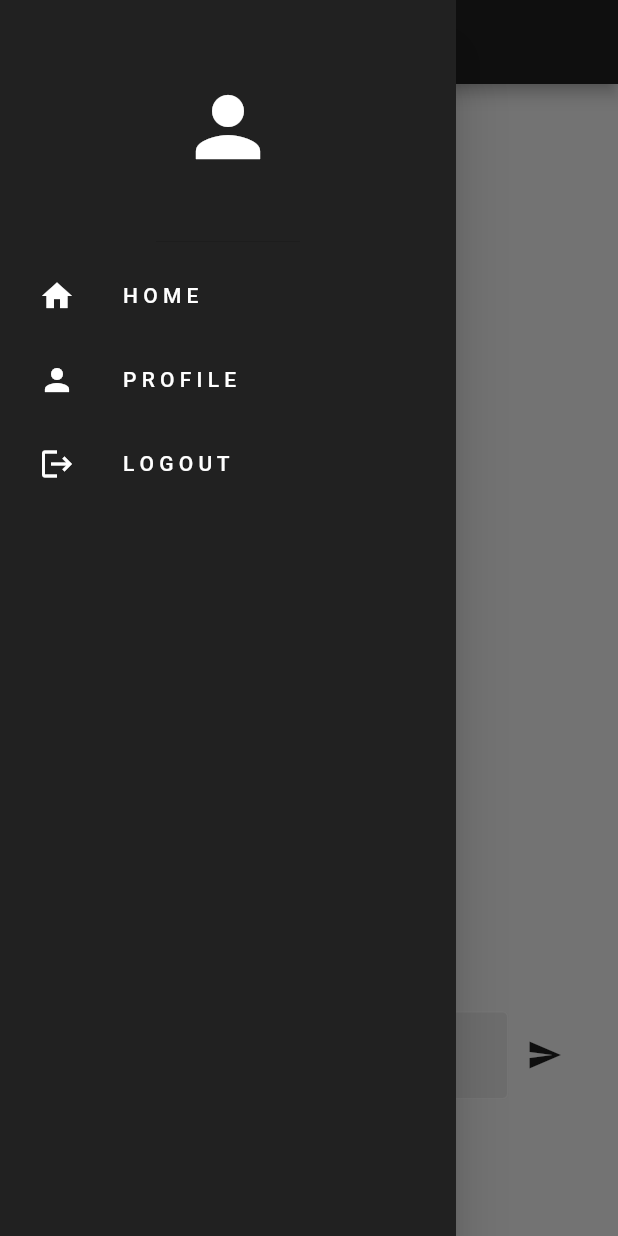
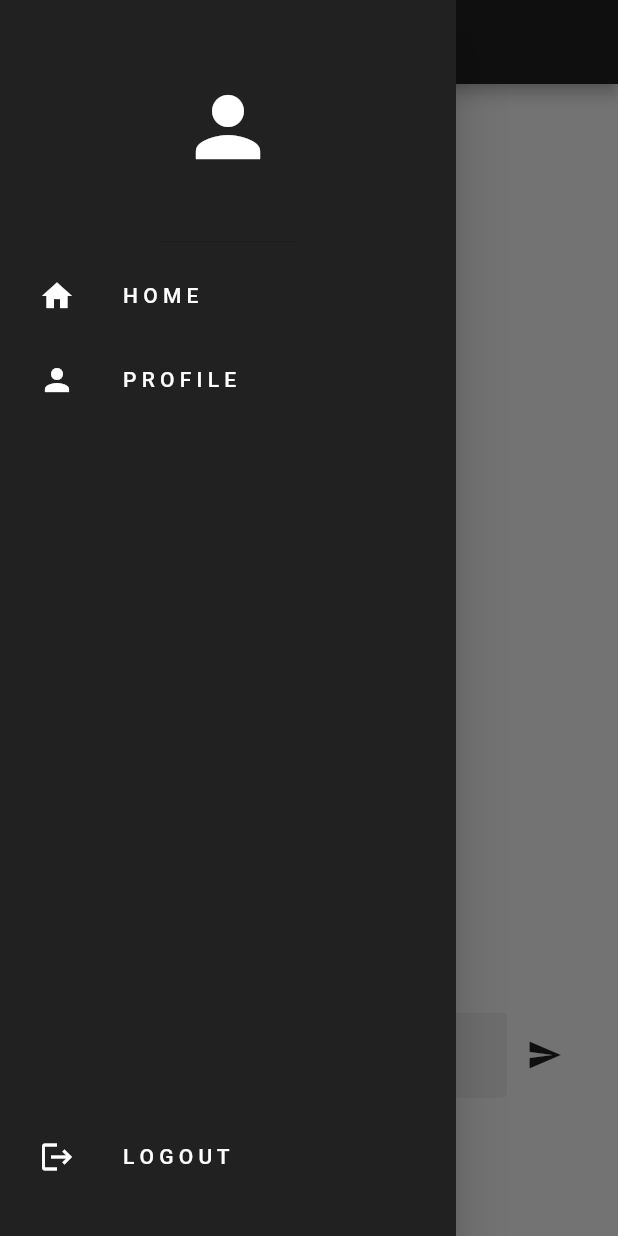
Before and after one commit to anotherlusitano/pomachat, a Flutter app: the screen it shows once a user with an empty profile is signed in, with the side drawer open, on a phone screen of 412 x 824 dp. Run offline on Flutter 3.47's test engine with Material 2 defaults, Android fonts, the phone set to English and light mode, and no system bars; our stand-ins replace cloud_firestore, firebase_auth, firebase_core; accounts and stored records are empty; generated files the repository leaves out were written again.

Commit message:
Update Home Drawer to have space between the items

```diff
--- a/lib/components/main_drawer.dart
+++ b/lib/components/main_drawer.dart
@@ -15,6 +15,9 @@ class MainDrawer extends StatelessWidget {
     return Drawer(
       backgroundColor: Colors.grey[900],
       child: Column(
+        mainAxisAlignment: MainAxisAlignment.spaceBetween,
+        children: [
+          Column(
             children: [
               const DrawerHeader(
                 child: Icon(
@@ -33,10 +36,15 @@ class MainDrawer extends StatelessWidget {
                 text: 'P R O F I L E',
                 onTap: onProfileTap,
               ),
-          NavList(
+            ],
+          ),
+          Padding(
+            padding: const EdgeInsets.only(bottom: 25),
+            child: NavList(
               icon: Icons.logout,
               text: 'L O G O U T',
               onTap: onLogoutTap,
+            ),
           ),
         ],
       ),
```
Lines whose indentation alone changed are shown as unchanged.
